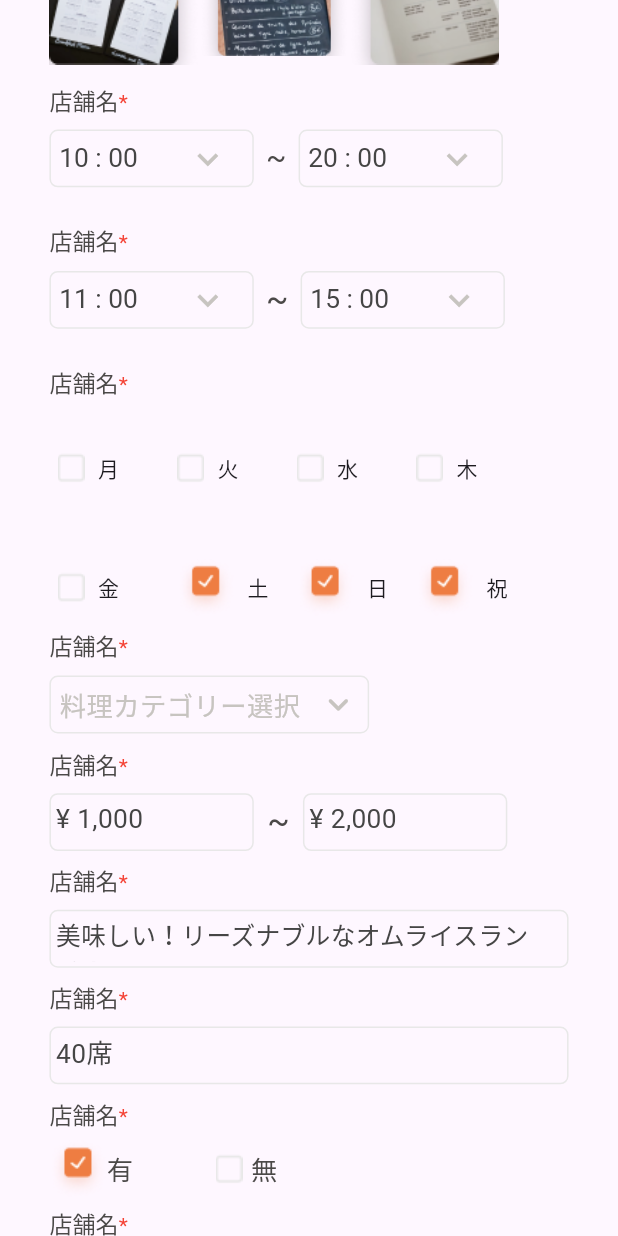
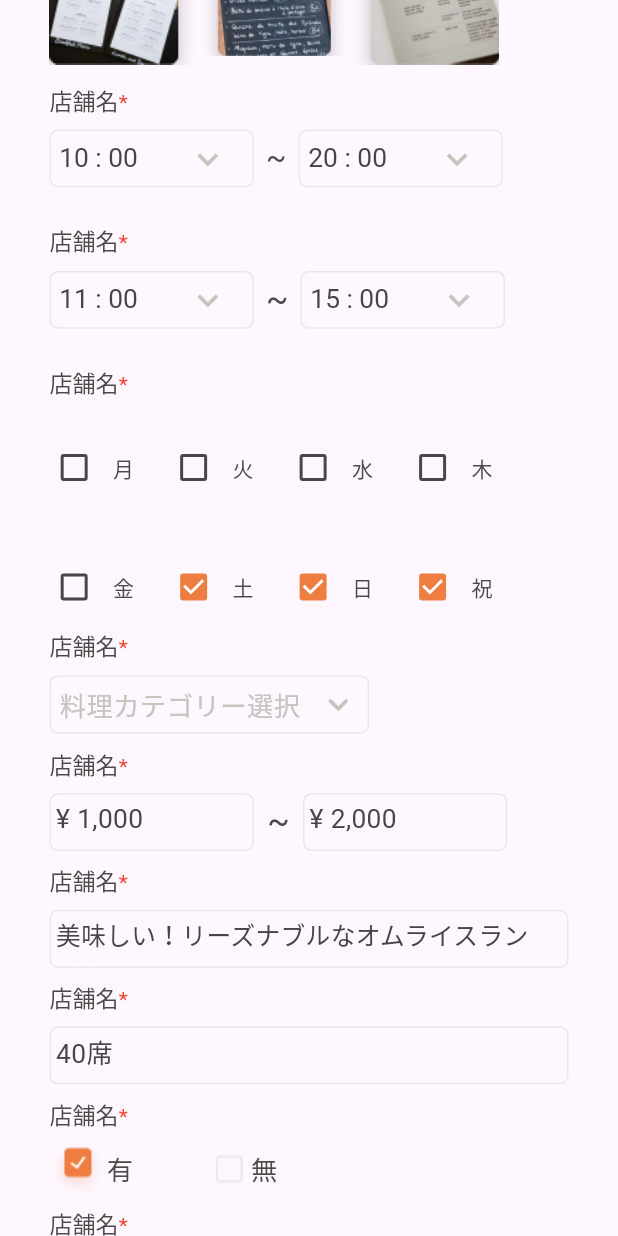
Before and after one commit to AhammadulKabeer/JIITAK, a Flutter app: the EditProfile screen opened directly, scrolled down 1152 dp, on a phone screen of 412 x 824 dp. Run offline on Flutter 3.47's test engine with Material 2 defaults, Android fonts, the light colour scheme and no system bars; our stand-ins replace dotted_border, get.

Commit message:
responsive completed

```diff
--- a/lib/data/checkcontroller.dart
+++ b/lib/data/checkcontroller.dart
@@ -1,12 +1,12 @@
 import '../models/checkmodel.dart';
 
 List<CheckModel> checklist = [
-  CheckModel(img: "assets/images/wrong.png", txt: "月"),
-  CheckModel(img: "assets/images/wrong.png", txt: "火"),
-  CheckModel(img: "assets/images/wrong.png", txt: "水"),
-  CheckModel(img: "assets/images/wrong.png", txt: "木"),
-  CheckModel(img: "assets/images/wrong.png", txt: "金"),
-  CheckModel(img: "assets/images/check.png", txt: "土"),
-  CheckModel(img: "assets/images/check.png", txt: "日"),
-  CheckModel(img: "assets/images/check.png", txt: "祝"),
+  CheckModel(txt: "月", bool: false),
+  CheckModel(txt: "火", bool: false),
+  CheckModel(txt: "水", bool: false),
+  CheckModel(txt: "木", bool: false),
+  CheckModel(txt: "金", bool: false),
+  CheckModel(txt: "土", bool: true),
+  CheckModel(txt: "日", bool: true),
+  CheckModel(txt: "祝", bool: true),
 ];
--- a/lib/models/checkmodel.dart
+++ b/lib/models/checkmodel.dart
@@ -1,5 +1,5 @@
 class CheckModel {
-  String? img;
   String? txt;
-  CheckModel({required this.img, required this.txt});
+  dynamic? bool;
+  CheckModel({required this.txt, this.bool});
 }
--- a/lib/view/editprofile.dart
+++ b/lib/view/editprofile.dart
@@ -34,6 +34,7 @@ dynamic drobdownvalue = list.first;
 dynamic drobdownvalue2 = list[1];
 dynamic drobdownvalue3 = list[2];
 dynamic drobdownvalue4 = list[3];
+dynamic bool = false;
 
 class EditProfile extends StatefulWidget {
   const EditProfile({super.key});
@@ -71,7 +72,7 @@ class _EditProfileState extends State<EditProfile> {
                             icon: Icon(
                               Icons.arrow_back_ios_new_rounded,
                               size: R.sw(20, context),
-                              color: Color(0xffB8B8B8),
+                              color: const Color(0xffB8B8B8),
                             )),
                       ),
                       Text(
@@ -92,7 +93,7 @@ class _EditProfileState extends State<EditProfile> {
                             top: R.sw(3, context),
                             child: CircleAvatar(
                               radius: R.sw(9, context),
-                              backgroundColor: Color(0xffEE7D42),
+                              backgroundColor: const Color(0xffEE7D42),
                               child: Center(
                                 child: Text(
                                   "99+",
@@ -196,12 +197,12 @@ class _EditProfileState extends State<EditProfile> {
                                               "assets/images/gallery.png",
                                               width: R.sw(30, context),
                                               height: R.sh(30, context),
-                                              color: Color(0xff9C9896),
+                                              color: const Color(0xff9C9896),
                                             )),
                                         Text(
                                           "写真を追加",
                                           style: TextStyle(
-                                            color: Color(0xff9C9896),
+                                            color: const Color(0xff9C9896),
                                             fontSize: R.sw(12, context),
                                           ),
                                         )
@@ -291,13 +292,13 @@ class _EditProfileState extends State<EditProfile> {
                                           left: R.sw(30, context)),
                                       child: Icon(
                                         Icons.keyboard_arrow_down_outlined,
-                                        color: Color(0xffC7C4C0),
+                                        color: const Color(0xffC7C4C0),
                                         size: R.sw(25, context),
                                       ),
                                     ),
                                     value: drobdownvalue,
                                     style: TextStyle(
-                                        color: Color(0xff454545),
+                                        color: const Color(0xff454545),
                                         fontSize: R.sw(16, context)),
                                     items: list.map<DropdownMenuItem<String>>(
                                         (String value) {
@@ -342,13 +343,13 @@ class _EditProfileState extends State<EditProfile> {
                                       ),
                                       child: Icon(
                                         Icons.keyboard_arrow_down_outlined,
-                                        color: Color(0xffC7C4C0),
+                                        color: const Color(0xffC7C4C0),
                                         size: R.sw(25, context),
                                       ),
                                     ),
                                     value: drobdownvalue2,
                                     style: TextStyle(
-                                      color: Color(0xff454545),
+                                      color: const Color(0xff454545),
                                       fontSize: R.sw(16, context),
                                     ),
                                     items: list.map<DropdownMenuItem<String>>(
@@ -388,13 +389,13 @@ class _EditProfileState extends State<EditProfile> {
                                           left: R.sw(30, context)),
                                       child: Icon(
                                         Icons.keyboard_arrow_down_outlined,
-                                        color: Color(0xffC7C4C0),
+                                        color: const Color(0xffC7C4C0),
                                         size: R.sw(25, context),
                                       ),
                                     ),
                                     value: drobdownvalue3,
                                     style: TextStyle(
-                                        color: Color(0xff454545),
+                                        color: const Color(0xff454545),
                                         fontSize: R.sw(16, context)),
                                     items: list.map<DropdownMenuItem<String>>(
                                         (String value) {
@@ -410,12 +411,12 @@ class _EditProfileState extends State<EditProfile> {
                                     }),
                               ),
                               Padding(
-                                padding: EdgeInsets.all(8.0),
+                                padding: const EdgeInsets.all(8.0),
                                 child: Text(
                                   "~",
                                   style: TextStyle(
                                       fontSize: R.sw(20, context),
-                                      color: Color(0xff4B4948),
+                                      color: const Color(0xff4B4948),
                                       fontWeight: FontWeight.normal),
                                 ),
                               ),
@@ -435,13 +436,13 @@ class _EditProfileState extends State<EditProfile> {
                                           left: R.sw(30, context)),
                                       child: Icon(
                                         Icons.keyboard_arrow_down_outlined,
-                                        color: Color(0xffC7C4C0),
+                                        color: const Color(0xffC7C4C0),
                                         size: R.sw(25, context),
                                       ),
                                     ),
                                     value: drobdownvalue4,
                                     style: TextStyle(
-                                        color: Color(0xff454545),
+                                        color: const Color(0xff454545),
                                         fontSize: R.sw(16, context)),
                                     items: list.map<DropdownMenuItem<String>>(
                                         (String value) {
@@ -460,13 +461,11 @@ class _EditProfileState extends State<EditProfile> {
                           ),
                         ),
                         Richtext(text: "定休日"),
-
-                        ///we could use check box for getting the value when tappped///
                         SizedBox(
                           width: R.sw(300, context),
                           height: R.sh(150, context),
                           child: GridView.builder(
-                            physics: NeverScrollableScrollPhysics(),
+                            physics: const NeverScrollableScrollPhysics(),
                             padding: EdgeInsets.all(R.sw(5, context)),
                             itemCount: checklist.length,
                             gridDelegate:
@@ -475,10 +474,29 @@ class _EditProfileState extends State<EditProfile> {
                             itemBuilder: (context, index) {
                               return Row(
                                 children: [
-                                  Image.asset(checklist[index].img!),
-                                  Padding(
-                                    padding: EdgeInsets.all(R.sw(8, context)),
-                                    child: Text(checklist[index].txt!),
+                                  SizedBox(
+                                    width: R.sw(20, context),
+                                    height: R.sh(20, context),
+                                    child: Checkbox(
+                                      activeColor: const Color(0xffEE7D42),
+                                      value: checklist[index].bool,
+                                      onChanged: (value) {
+                                        setState(() {
+                                          checklist[index].bool = value;
+                                        });
+                                      },
+                                    ),
+                                  ),
+                                  SizedBox(
+                                    width: R.sw(40, context),
+                                    height: R.sh(20, context),
+                                    child: Center(
+                                      child: Text(
+                                        checklist[index].txt!,
+                                        style: const TextStyle(
+                                            color: Color(0xff4B4948)),
+                                      ),
+                                    ),
                                   )
                                 ],
                               );
@@ -504,11 +522,11 @@ class _EditProfileState extends State<EditProfile> {
                                   "料理カテゴリー選択",
                                   style: TextStyle(
                                       fontSize: R.sw(16, context),
-                                      color: Color(0xffC7C4C0)),
+                                      color: const Color(0xffC7C4C0)),
                                 ),
                                 Icon(
                                   Icons.keyboard_arrow_down_rounded,
-                                  color: Color(0xffC7C4C0),
+                                  color: const Color(0xffC7C4C0),
                                   size: R.sw(25, context),
                                 )
                               ],
@@ -535,7 +553,7 @@ class _EditProfileState extends State<EditProfile> {
                                     "¥ 1,000",
                                     style: TextStyle(
                                         fontSize: R.sw(16, context),
-                                        color: Color(0xff454545)),
+                                        color: const Color(0xff454545)),
                                   ),
                                 ),
                               ),
@@ -545,7 +563,7 @@ class _EditProfileState extends State<EditProfile> {
                                   "~",
                                   style: TextStyle(
                                       fontSize: R.sw(20, context),
-                                      color: Color(0xff4B4948),
+                                      color: const Color(0xff4B4948),
                                       fontWeight: FontWeight.normal),
                                 ),
                               ),
@@ -563,7 +581,7 @@ class _EditProfileState extends State<EditProfile> {
                                     "¥ 2,000",
                                     style: TextStyle(
                                         fontSize: R.sw(16, context),
-                                        color: Color(0xff454545)),
+                                        color: const Color(0xff454545)),
                                   ),
                                 ),
                               ),
@@ -588,7 +606,7 @@ class _EditProfileState extends State<EditProfile> {
                                   "美味しい！リーズナブルなオムライスランチ！",
                                   style: TextStyle(
                                       fontSize: R.sw(15, context),
-                                      color: Color(0xff454545)),
+                                      color: const Color(0xff454545)),
                                 ),
                               )),
                         ),
@@ -610,7 +628,7 @@ class _EditProfileState extends State<EditProfile> {
                                   "40席",
                                   style: TextStyle(
                                       fontSize: R.sw(16, context),
-                                      color: Color(0xff454545)),
+                                      color: const Color(0xff454545)),
                                 ),
                               )),
                         ),
@@ -625,7 +643,7 @@ class _EditProfileState extends State<EditProfile> {
                                 "有",
                                 style: TextStyle(
                                     fontSize: R.sw(16, context),
-                                    color: Color(0xff4B4948)),
+                                    color: const Color(0xff4B4948)),
                               ),
                               Padding(
                                 padding: EdgeInsets.only(
@@ -637,7 +655,7 @@ class _EditProfileState extends State<EditProfile> {
                                 "無",
                                 style: TextStyle(
                                     fontSize: R.sw(16, context),
-                                    color: Color(0xff4B4948)),
+                                    color: const Color(0xff4B4948)),
                               ),
                             ],
                           ),
@@ -653,7 +671,7 @@ class _EditProfileState extends State<EditProfile> {
                                 "有",
                                 style: TextStyle(
                                     fontSize: R.sw(16, context),
-                                    color: Color(0xff4B4948)),
+                                    color: const Color(0xff4B4948)),
                               ),
                               Padding(
                                 padding: EdgeInsets.only(
@@ -665,7 +683,7 @@ class _EditProfileState extends State<EditProfile> {
                                 "無",
                                 style: TextStyle(
                                     fontSize: R.sw(16, context),
-                                    color: Color(0xff4B4948)),
+                                    color: const Color(0xff4B4948)),
                               ),
                             ],
                           ),
@@ -673,24 +691,37 @@ class _EditProfileState extends State<EditProfile> {
                         Richtext(text: "来店プレゼント"),
                         Row(
                           children: [
-                            Image.asset("assets/images/check.png"),
-                            Text(
+                            SizedBox(
+                                width: R.sw(20, context),
+                                child: Image.asset("assets/images/check.png")),
+                            SizedBox(
+                              width: R.sw(160, context),
+                              height: R.sh(30, context),
+                              child: Text(
                                 "有（最大３枚まで）",
                                 style: TextStyle(
                                     fontSize: R.sw(16, context),
-                                  color: Color(0xff4B4948)),
+                                    color: const Color(0xff4B4948)),
+                              ),
                             ),
                             Padding(
                               padding: EdgeInsets.only(
                                   left: R.sw(50, context),
                                   right: R.sw(5, context)),
-                              child: Image.asset("assets/images/wrong.png"),
+                              child: Image.asset(
+                                "assets/images/wrong.png",
+                                width: R.sw(20, context),
                               ),
-                            Text(
+                            ),
+                            SizedBox(
+                              width: R.sw(30, context),
+                              height: R.sh(30, context),
+                              child: Text(
                                 "無",
                                 style: TextStyle(
                                     fontSize: R.sw(16, context),
-                                  color: Color(0xff4B4948)),
+                                    color: const Color(0xff4B4948)),
+                              ),
                             ),
                           ],
                         ),
@@ -737,7 +768,7 @@ class _EditProfileState extends State<EditProfile> {
                                   "いちごクリームアイスクリーム, ジュース",
                                   style: TextStyle(
                                       fontSize: R.sw(16, context),
-                                      color: Color(0xff454545)),
+                                      color: const Color(0xff454545)),
                                 ),
                               )),
                         ),
```
Also changed, not shown: lib/view/homepage.dart (+59 -14 lines), lib/view/stamppage.dart (+21 -7 lines). Lines whose indentation alone changed are shown as unchanged.
